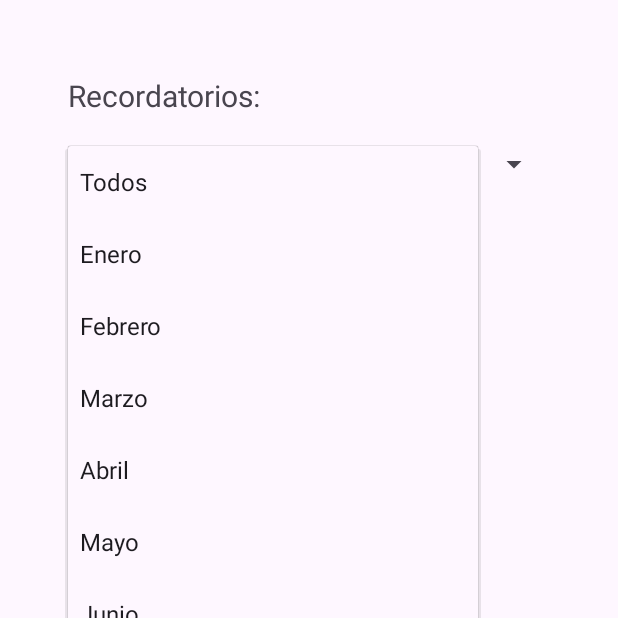
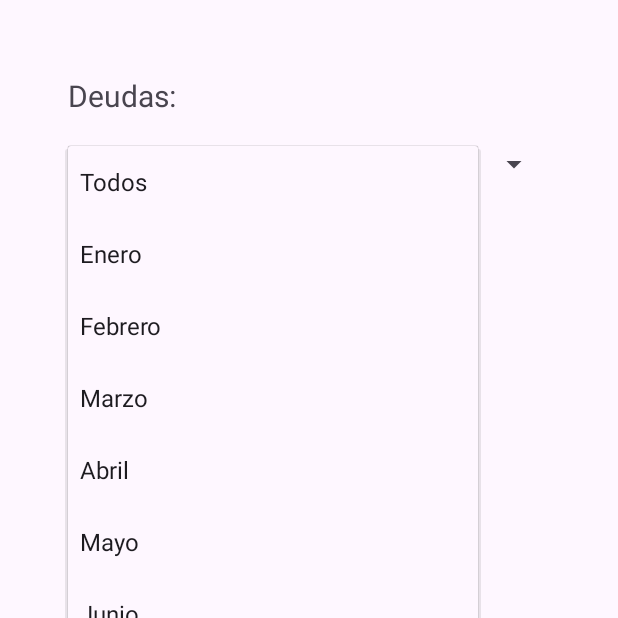
Before and after one commit to PayWise-app/PayWise-app, an Android app: the Deudas screen opened directly, with no data from a screen before it, after a tap on "Todos", on a phone screen of 412 x 824 dp, the top half of it. Run offline under Robolectric (Android 15) with nearby library versions, the phone set to English and light mode, and no system bars.

Commit message:
Se corrigió el nombre de la interfaz deuda

```diff
--- a/PayWise/app/src/main/res/layout/deudas.xml
+++ b/PayWise/app/src/main/res/layout/deudas.xml
@@ -11,7 +11,7 @@
         android:layout_height="wrap_content"
         android:layout_marginStart="45dp"
         android:layout_marginTop="50dp"
-        android:text="Recordatorios:"
+        android:text="Deudas:"
         android:textSize="20sp"/>
 
     <!-- ScrollView -->
```
